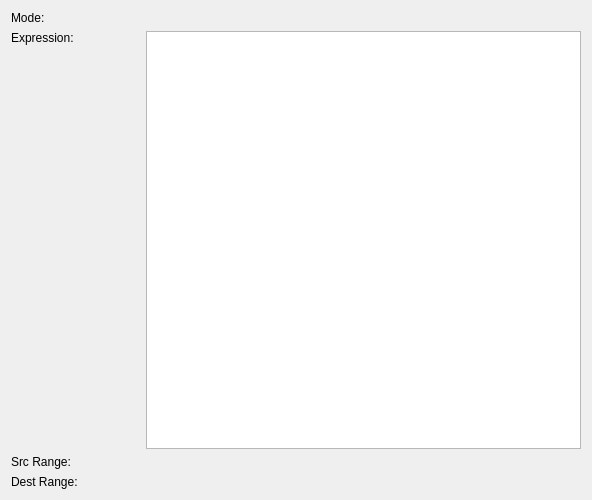
Before: the Qt Designer form connectionprops.ui in malloch/mapperGUI-qt, drawn with Qt 5.
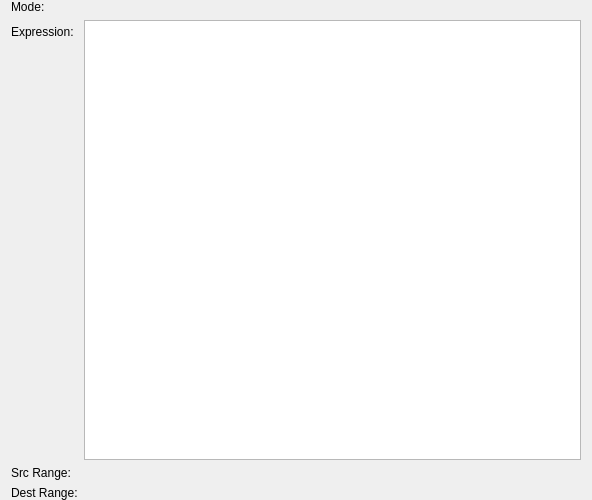
After: the same form once the commit is applied. Custom widgets are drawn as their Qt base class.

```diff
--- a/connectionprops.ui
+++ b/connectionprops.ui
@@ -10,49 +10,49 @@
     <height>500</height>
    </rect>
   </property>
+  <property name="sizePolicy">
+   <sizepolicy hsizetype="Preferred" vsizetype="Minimum">
+    <horstretch>0</horstretch>
+    <verstretch>0</verstretch>
+   </sizepolicy>
+  </property>
   <property name="windowTitle">
    <string>Form</string>
   </property>
-  <layout class="QGridLayout" name="gridLayout">
-   <item row="2" column="0">
-    <spacer name="verticalSpacer">
-     <property name="orientation">
-      <enum>Qt::Vertical</enum>
-     </property>
-     <property name="sizeHint" stdset="0">
-      <size>
-       <width>123</width>
-       <height>216</height>
-      </size>
-     </property>
-    </spacer>
-   </item>
-   <item row="0" column="0" colspan="2">
+  <layout class="QGridLayout" name="gridLayout" columnstretch="0,1">
+   <property name="topMargin">
+    <number>0</number>
+   </property>
+   <property name="bottomMargin">
+    <number>0</number>
+   </property>
+   <item row="0" column="0">
     <widget class="QLabel" name="modeLabel">
+     <property name="sizePolicy">
+      <sizepolicy hsizetype="Preferred" vsizetype="Fixed">
+       <horstretch>0</horstretch>
+       <verstretch>0</verstretch>
+      </sizepolicy>
+     </property>
+     <property name="maximumSize">
+      <size>
+       <width>75</width>
+       <height>16777215</height>
+      </size>
+     </property>
      <property name="text">
       <string>Mode:</string>
      </property>
     </widget>
    </item>
-   <item row="3" column="0">
-    <widget class="QLabel" name="srcRangeLabel">
-     <property name="text">
-      <string>Src Range:</string>
-     </property>
-    </widget>
+   <item row="0" column="1">
+    <widget class="ModeEditor" name="mode" native="true"/>
    </item>
-   <item row="5" column="0" colspan="2">
-    <widget class="QLabel" name="dstRangeLabel">
-     <property name="text">
-      <string>Dest Range:</string>
-     </property>
-    </widget>
-   </item>
-   <item row="1" column="0" colspan="2">
+   <item row="1" column="0">
     <widget class="QLabel" name="expressionLabel">
      <property name="maximumSize">
       <size>
-       <width>16777215</width>
+       <width>75</width>
        <height>23</height>
       </size>
      </property>
@@ -61,16 +61,51 @@
      </property>
     </widget>
    </item>
-   <item row="0" column="2">
-    <widget class="ModeEditor" name="mode" native="true"/>
-   </item>
-   <item row="1" column="2" rowspan="2">
+   <item row="1" column="1" rowspan="2">
     <widget class="QPlainTextEdit" name="plainTextEdit"/>
    </item>
-   <item row="3" column="2">
+   <item row="3" column="0">
+    <widget class="QLabel" name="srcRangeLabel">
+     <property name="sizePolicy">
+      <sizepolicy hsizetype="Preferred" vsizetype="Fixed">
+       <horstretch>0</horstretch>
+       <verstretch>0</verstretch>
+      </sizepolicy>
+     </property>
+     <property name="maximumSize">
+      <size>
+       <width>75</width>
+       <height>16777215</height>
+      </size>
+     </property>
+     <property name="text">
+      <string>Src Range:</string>
+     </property>
+    </widget>
+   </item>
+   <item row="3" column="1">
     <widget class="RangeEditor" name="srcRange" native="true"/>
    </item>
-   <item row="5" column="2">
+   <item row="4" column="0">
+    <widget class="QLabel" name="dstRangeLabel">
+     <property name="sizePolicy">
+      <sizepolicy hsizetype="Preferred" vsizetype="Fixed">
+       <horstretch>0</horstretch>
+       <verstretch>0</verstretch>
+      </sizepolicy>
+     </property>
+     <property name="maximumSize">
+      <size>
+       <width>75</width>
+       <height>16777215</height>
+      </size>
+     </property>
+     <property name="text">
+      <string>Dest Range:</string>
+     </property>
+    </widget>
+   </item>
+   <item row="4" column="1">
     <widget class="RangeEditor" name="dstRange" native="true"/>
    </item>
   </layout>
```
